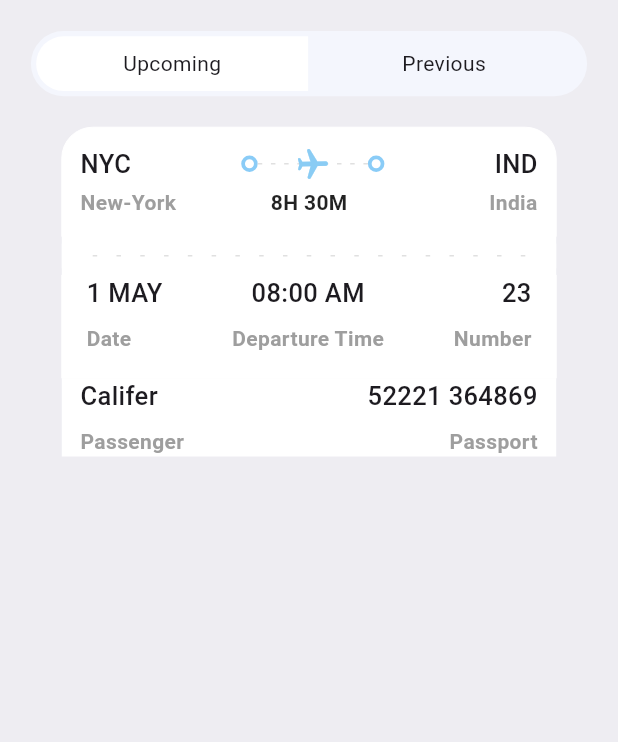
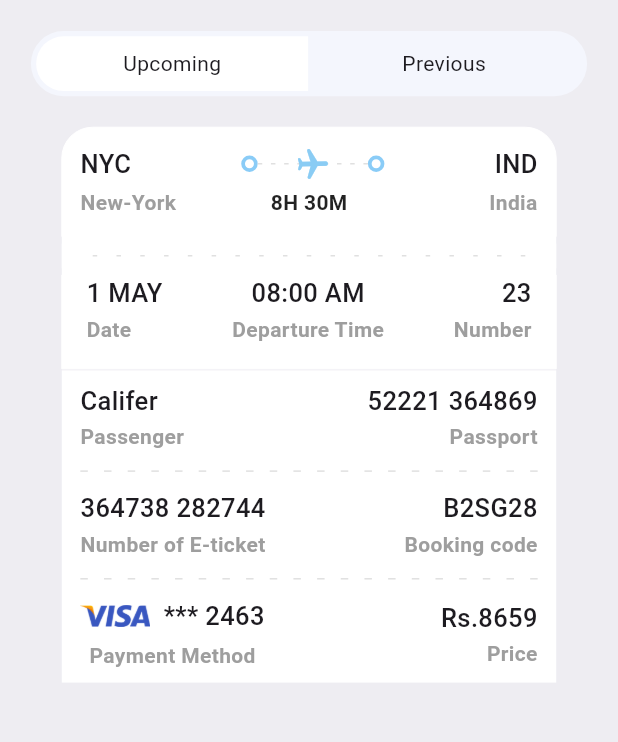
Before and after one commit to flutter-preview/MrCalifer-BookTicket_Flutter, a Flutter app: the TicketScreen screen opened directly, on a phone screen of 412 x 824 dp, the part 148-890 px from its top. Run offline on Flutter 3.47's test engine with Material 2 defaults, Android fonts, the phone set to English and light mode, and no system bars; our stand-ins replace fluentui_icons, gap, get.

Commit message:
Implementing ticket screen UI.

```diff
--- a/lib/Home/views/ticket_view/ticket_header_view.dart
+++ b/lib/Home/views/ticket_view/ticket_header_view.dart
@@ -1,5 +1,6 @@
 import 'package:booktickets/Utils/app_styles.dart';
 import 'package:booktickets/Utils/size_config.dart';
+import 'package:booktickets/widgets/layout_builder.dart';
 import 'package:booktickets/widgets/thick_container.dart';
 import 'package:flutter/material.dart';
 import 'package:gap/gap.dart';
@@ -54,25 +55,7 @@ class TicketHeaderView extends StatelessWidget {
                   Positioned.fill(
                     child: Align(
                       alignment: Alignment.center,
-                      child: LayoutBuilder(
-                        builder: ((context, constraints) {
-                          return Flex(
-                              direction: Axis.horizontal,
-                              mainAxisAlignment: MainAxisAlignment.spaceBetween,
-                              mainAxisSize: MainAxisSize.max,
-                              children: List.generate(
-                                  (constraints.constrainWidth() / 8).floor(),
-                                  (index) => SizedBox(
-                                        width: 3,
-                                        height: 1,
-                                        child: DecoratedBox(
-                                            decoration: BoxDecoration(
-                                                color: isColor == null
-                                                    ? Colors.white
-                                                    : Colors.grey.shade300)),
-                                      )));
-                        }),
-                      ),
+                      child: LayoutBuilderWidget(sections: 8 , isColor: isColor,),
                     ),
                   ),
                   Center(
--- a/lib/Home/views/ticket_view/ticket_middle_view.dart
+++ b/lib/Home/views/ticket_view/ticket_middle_view.dart
@@ -1,5 +1,6 @@
 import 'package:booktickets/Utils/app_styles.dart';
 import 'package:booktickets/Utils/size_config.dart';
+import 'package:booktickets/widgets/layout_builder.dart';
 import 'package:flutter/material.dart';
 
 class TicketMiddleView extends StatelessWidget {
@@ -30,26 +31,7 @@ class TicketMiddleView extends StatelessWidget {
           Expanded(
               child: Padding(
             padding: EdgeInsets.all(SizeConfig.safeBlockVertical! * 1.5),
-            child: LayoutBuilder(
-              builder: ((context, constraints) {
-                return Flex(
-                  direction: Axis.horizontal,
-                  mainAxisAlignment: MainAxisAlignment.spaceBetween,
-                  mainAxisSize: MainAxisSize.max,
-                  children: List.generate(
-                      (constraints.constrainWidth() / 15).floor(),
-                      (index) => SizedBox(
-                            width: 3,
-                            height: 1,
-                            child: DecoratedBox(
-                                decoration: BoxDecoration(
-                                    color: isColor == null
-                                        ? Colors.white
-                                        : Colors.grey.shade300)),
-                          )),
-                );
-              }),
-            ),
+            child: LayoutBuilderWidget(isColor: isColor , sections: 15,),
           )),
           SizedBox(
             height: SizeConfig.safeBlockVertical! * 2,
--- a/lib/Ticket/ticket_screen.dart
+++ b/lib/Ticket/ticket_screen.dart
@@ -3,6 +3,7 @@ import 'package:booktickets/Utils/app_info_list.dart';
 import 'package:booktickets/Utils/app_styles.dart';
 import 'package:booktickets/Utils/size_config.dart';
 import 'package:booktickets/widgets/column_layout.dart';
+import 'package:booktickets/widgets/layout_builder.dart';
 import 'package:booktickets/widgets/ticket_tabs.dart';
 import 'package:flutter/material.dart';
 import 'package:gap/gap.dart';
@@ -40,30 +41,96 @@ class TicketScreen extends StatelessWidget {
                       ),
                       Container(
                         margin: EdgeInsets.only(
-                            right: SizeConfig.safeBlockHorizontal! * 5),
+                            right: SizeConfig.safeBlockHorizontal! * 5, top: 1),
                         padding: EdgeInsets.symmetric(
-                            horizontal: SizeConfig.safeBlockHorizontal! * 3),
+                            horizontal: SizeConfig.safeBlockHorizontal! * 3,
+                            vertical: SizeConfig.safeBlockHorizontal! * 2),
                         color: Colors.white,
-                        child: const Column(
+                        child: Column(
                           children: [
-                            Row(
+                            const Row(
                               mainAxisAlignment: MainAxisAlignment.spaceBetween,
                               children: [
                                 ColumnLayout(
                                   firstText: "Califer",
                                   secondText: "Passenger",
                                   alignment: CrossAxisAlignment.start,
-                                    isColor: true,),
+                                  isColor: true,
+                                ),
                                 ColumnLayout(
                                   firstText: "52221 364869",
                                   secondText: "Passport",
                                   alignment: CrossAxisAlignment.end,
-                                    isColor: true,),
+                                  isColor: true,
+                                ),
                               ],
+                            ),
+                            Gap(SizeConfig.safeBlockHorizontal! * 3),
+                            const LayoutBuilderWidget(
+                              sections: 15,
+                              isColor: true,
+                              width: 5,
+                            ),
+                            Gap(SizeConfig.safeBlockHorizontal! * 3),
+                            const Row(
+                              mainAxisAlignment: MainAxisAlignment.spaceBetween,
+                              children: [
+                                ColumnLayout(
+                                  firstText: "364738 282744",
+                                  secondText: "Number of E-ticket",
+                                  alignment: CrossAxisAlignment.start,
+                                  isColor: true,
+                                ),
+                                ColumnLayout(
+                                  firstText: "B2SG28",
+                                  secondText: "Booking code",
+                                  alignment: CrossAxisAlignment.end,
+                                  isColor: true,
+                                ),
+                              ],
+                            ),
+                            Gap(SizeConfig.safeBlockHorizontal! * 3),
+                            const LayoutBuilderWidget(
+                              sections: 15,
+                              isColor: true,
+                              width: 5,
+                            ),
+                            Gap(SizeConfig.safeBlockHorizontal! * 3),
+                            Row(
+                              mainAxisAlignment: MainAxisAlignment.spaceBetween,
+                              children: [
+                                Column(
+                                  children: [
+                                    Row(
+                                      children: [
+                                        Image.asset(
+                                          "assest/images/visa.png",
+                                          scale: 11,
+                                        ),
+                                        Text(
+                                          "  *** 2463",
+                                          style: Styles.headLineStyle3,
                                         )
                                       ],
                                     ),
+                                    Gap(SizeConfig.safeBlockHorizontal! * 1),
+                                    Text(
+                                      "Payment Method",
+                                      style: Styles.headLineStyle4,
                                     )
+                                  ],
+                                ),
+                                const ColumnLayout(
+                                  firstText: "Rs.8659",
+                                  secondText: "Price",
+                                  alignment: CrossAxisAlignment.end,
+                                  isColor: true,
+                                ),
+                              ],
+                            ),
+                          ],
+                        ),
+                      ),
                     ],
                   )),
             ],
--- a/lib/widgets/column_layout.dart
+++ b/lib/widgets/column_layout.dart
@@ -27,7 +27,7 @@ class ColumnLayout extends StatelessWidget {
                         ? Styles.headLineStyle3.copyWith(color: Colors.white)
                         : Styles.headLineStyle3,
         ),
-        Gap(SizeConfig.blockSizeVertical! * 1),
+        Gap(SizeConfig.blockSizeVertical! * 0.25),
         Text(
           secondText,
           style: isColor == null
--- /dev/null
+++ b/lib/widgets/layout_builder.dart
@@ -0,0 +1,31 @@
+import 'package:flutter/material.dart';
+
+class LayoutBuilderWidget extends StatelessWidget {
+  final bool? isColor;
+  final int sections;
+  final double width;
+  const LayoutBuilderWidget({Key? key, this.isColor, required this.sections , this.width =3})
+      : super(key: key);
+
+  @override
+  Widget build(BuildContext context) {
+    return LayoutBuilder(builder: ((context, constraints) {
+      return Flex(
+        direction: Axis.horizontal,
+        mainAxisAlignment: MainAxisAlignment.spaceBetween,
+        mainAxisSize: MainAxisSize.max,
+        children: List.generate(
+            (constraints.constrainWidth() / sections).floor(),
+            (index) => SizedBox(
+                  width: width,
+                  height: 1,
+                  child: DecoratedBox(
+                      decoration: BoxDecoration(
+                          color: isColor == null
+                              ? Colors.white
+                              : Colors.grey.shade300)),
+                )),
+      );
+    }));
+  }
+}
```
Lines whose indentation alone changed are shown as unchanged.
